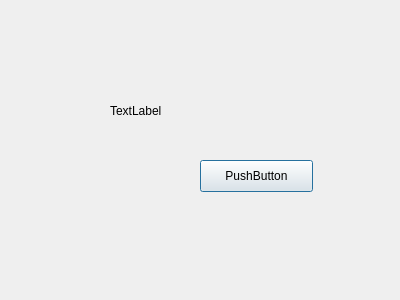
Qt form ring.ui (Enotik98/Lab_2) before a commit.
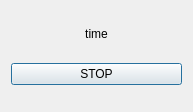
The same form after that commit.

```diff
--- a/ring.ui
+++ b/ring.ui
@@ -6,39 +6,38 @@
    <rect>
     <x>0</x>
     <y>0</y>
-    <width>400</width>
-    <height>300</height>
+    <width>193</width>
+    <height>112</height>
    </rect>
   </property>
   <property name="windowTitle">
    <string>Dialog</string>
   </property>
+  <layout class="QVBoxLayout" name="verticalLayout">
+   <item>
   <widget class="QLabel" name="label">
-   <property name="geometry">
-    <rect>
-     <x>110</x>
-     <y>90</y>
-     <width>101</width>
-     <height>41</height>
-    </rect>
+     <property name="sizePolicy">
+      <sizepolicy hsizetype="Minimum" vsizetype="Fixed">
+       <horstretch>0</horstretch>
+       <verstretch>0</verstretch>
+      </sizepolicy>
    </property>
    <property name="text">
-    <string>TextLabel</string>
-   </property>
-  </widget>
+      <string>time</string>
+     </property>
+     <property name="alignment">
+      <set>Qt::AlignCenter</set>
+     </property>
+    </widget>
+   </item>
+   <item>
   <widget class="QPushButton" name="pushButton">
-   <property name="geometry">
-    <rect>
-     <x>200</x>
-     <y>160</y>
-     <width>113</width>
-     <height>32</height>
-    </rect>
-   </property>
    <property name="text">
-    <string>PushButton</string>
-   </property>
-  </widget>
+      <string>STOP</string>
+     </property>
+    </widget>
+   </item>
+  </layout>
  </widget>
  <resources/>
  <connections/>
```
Lines whose indentation alone changed are shown as unchanged.
